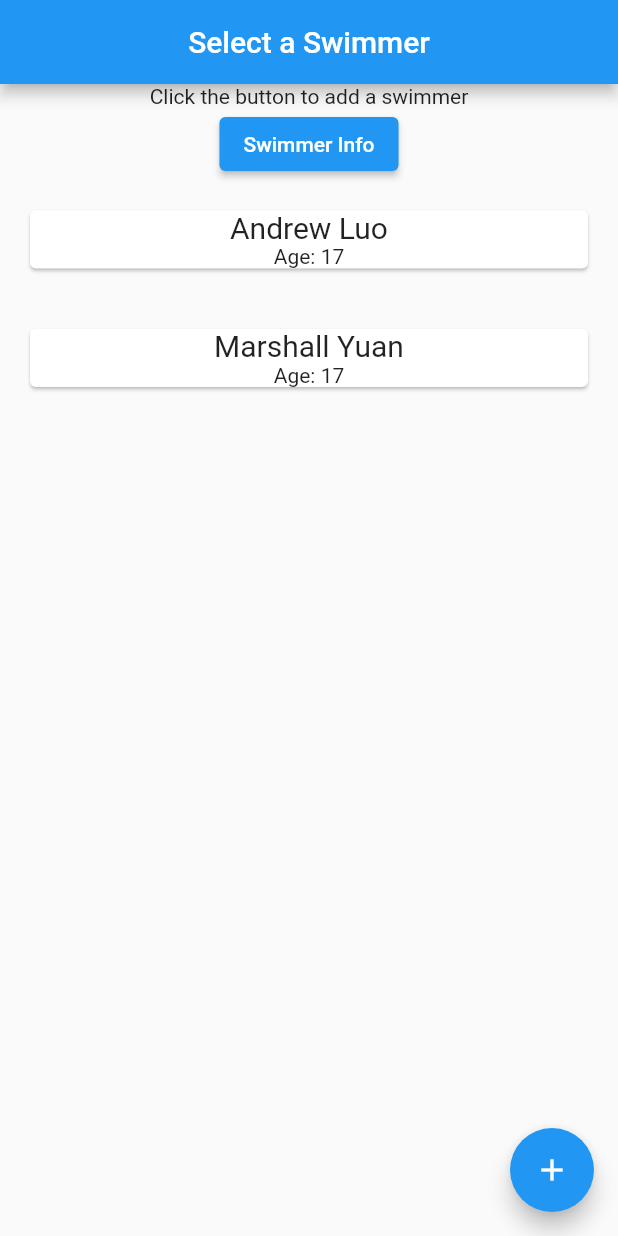
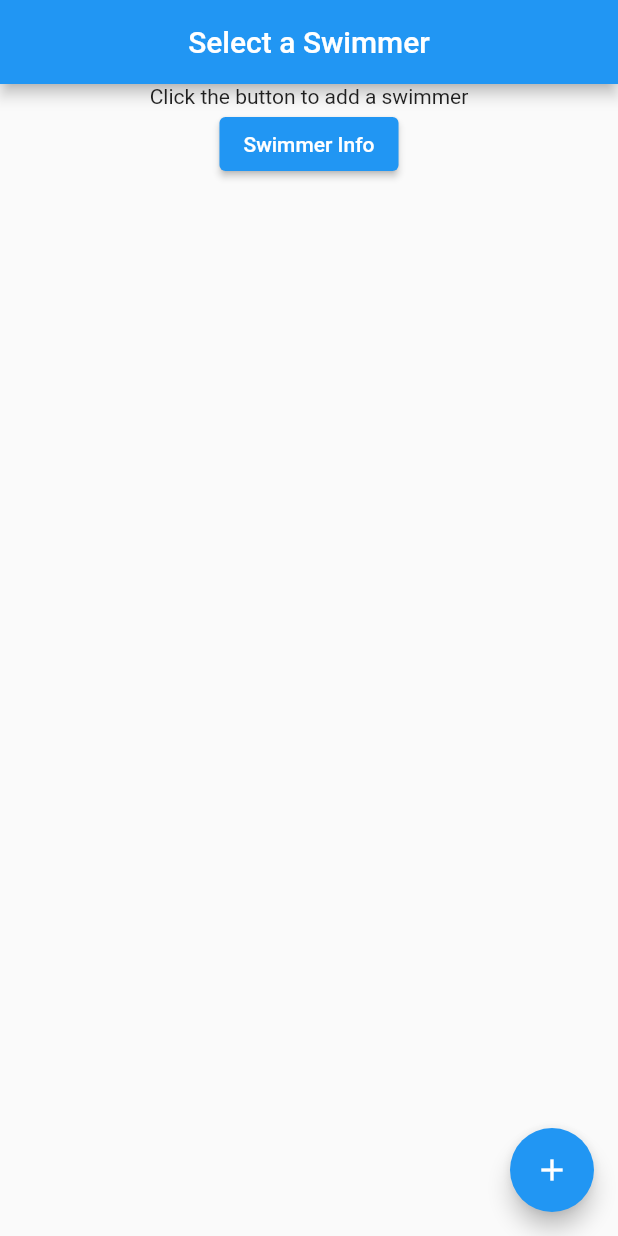
Before and after one commit to swimstatsapp/swimstatsapp, a Flutter app: the screen it shows after launch, on a phone screen of 412 x 824 dp. Run offline on Flutter 3.47's test engine with Material 2 defaults, Android fonts, the phone set to English and light mode, and no system bars.

Commit message:
Revert "Added card functionality to the front page and web scraping capabilities"
This reverts commit 749e9c55e8d6e9ea489b3ac8906eb48b532999e2.

```diff
--- a/lib/cardtemplate.dart
+++ /dev/null
@@ -1,6 +0,0 @@
-class SwimmerData {
-  String name = '';
-  String age = '';
-
-  SwimmerData({ required this.name, required this.age });
-}
--- a/lib/home.dart
+++ b/lib/home.dart
@@ -1,31 +1,13 @@
 import 'package:flutter/material.dart';
-import 'package:swimstatsapp/cardtemplate.dart';
 
 class Home extends StatefulWidget {
   const Home({Key? key}) : super(key: key);
+
   @override
   _HomeState createState() => _HomeState();
 }
 
 class _HomeState extends State<Home> {
-
-  List<SwimmerData> swimmerList = [SwimmerData(name:'Andrew Luo',age:'17'), SwimmerData(name:'Marshall Yuan',age:'17')];
-  Widget cardTemplate(swimmer) {
-    return Card(
-      margin: EdgeInsets.all(20),
-      child: Column(
-        children: <Widget> [
-          Text(swimmer.name,
-          style:TextStyle(
-            fontSize: 20,
-            ),
-          ),
-          Text("Age: ${swimmer.age}"),
-        ],
-      ),
-    );
-  }
-
   @override
   Widget build(BuildContext context) {
     return MaterialApp(
@@ -37,17 +19,19 @@ class _HomeState extends State<Home> {
         body: Column(
           children: <Widget>[
             Container(
-              child:  Text('Click the button to add a swimmer')
+              child: Center(
+                child: Text('Click the button to add a swimmer'),
+              ),
             ),
-                ElevatedButton(
+            Container(
+              child: Center(
+                child: ElevatedButton(
                   onPressed: () {
                     Navigator.pushNamed(context, '/swimmerinfo');
                   },
                   child: Text('Swimmer Info'),
-            ),
-            Column(
-              crossAxisAlignment: CrossAxisAlignment.stretch,
-              children: swimmerList.map((swimmer) => cardTemplate(swimmer)).toList(),
+                ),
+              ),
             ),
           ],
         ),
--- a/pubspec.yaml
+++ b/pubspec.yaml
@@ -24,7 +24,6 @@ dependencies:
   flutter:
     sdk: flutter
   url_launcher:
-  web_scraper: ^0.1.4
 
 
   # The following adds the Cupertino Icons font to your application.
```
Also changed, not shown: lib/create_url.dart (+10 -29 lines), pubspec.lock.
